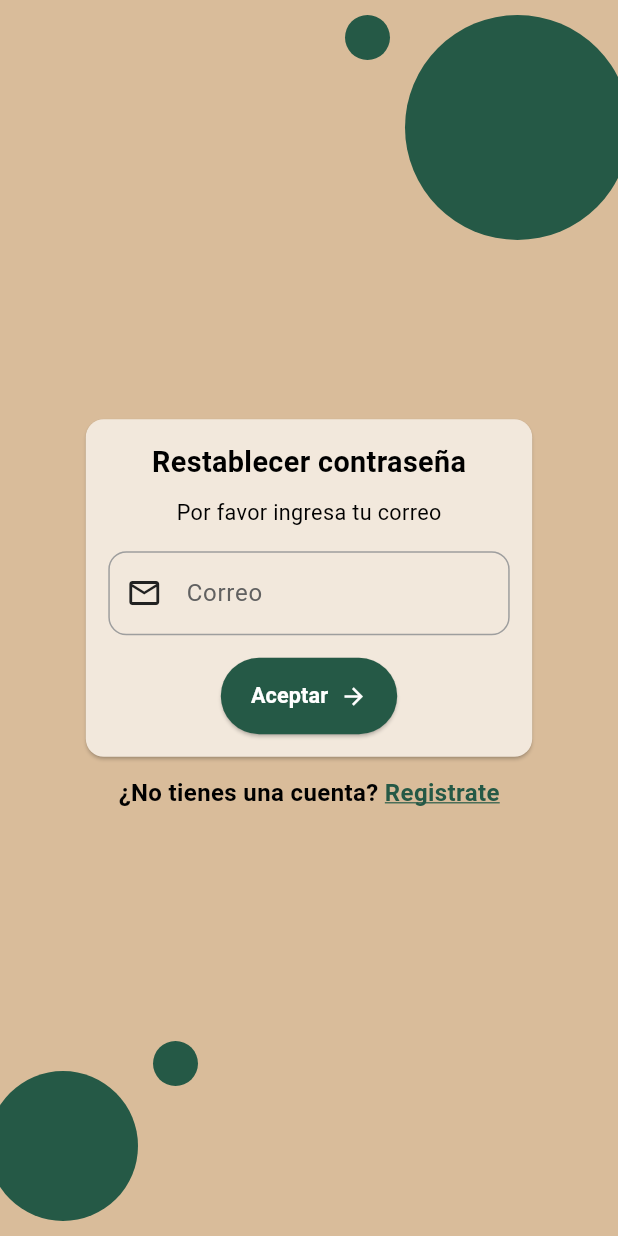
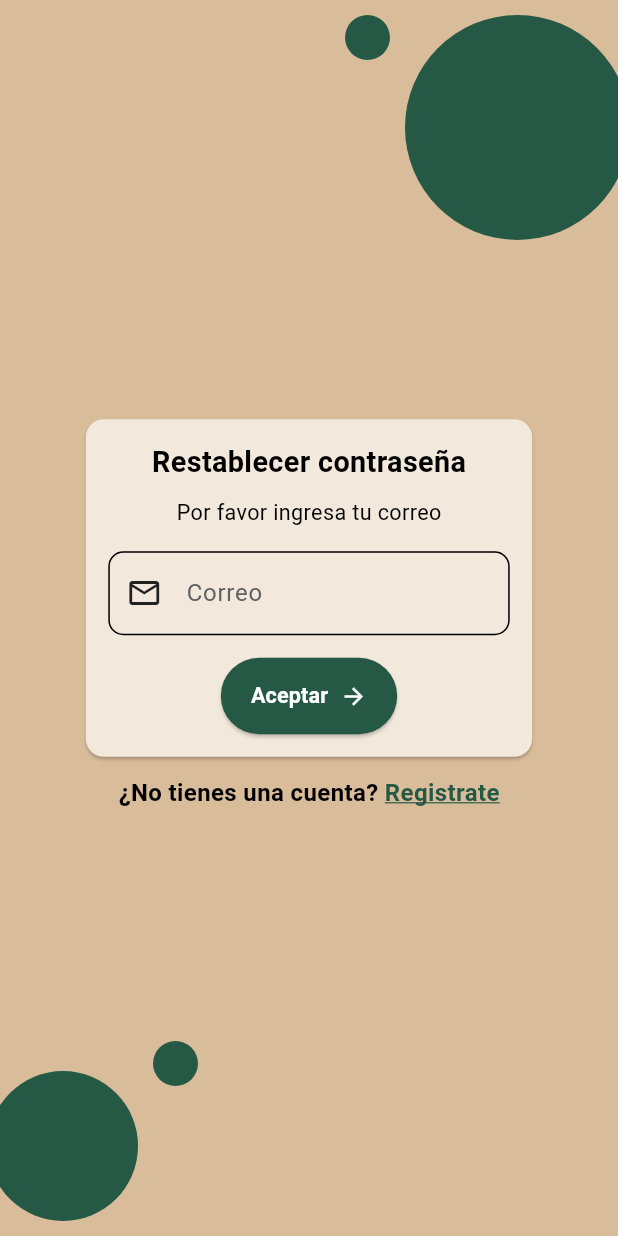
Before and after one commit to F-AntonioRC/AppFirebaseFlutterDemo, a Flutter app: the screen it shows after launch, after a tap on "Olvide mi contraseña", on a phone screen of 412 x 824 dp. Run offline on Flutter 3.47's test engine with Material 3 defaults, Android fonts, the light colour scheme and no system bars; our stand-ins replace bloc, cloud_firestore, equatable, firebase_auth, firebase_core, fl_chart and 2 more; missing offline and left inert: passwordfield; accounts and stored records are empty.

Commit message:
changes of UI - Mejora en la organización de paquetes del proyecto

```diff
--- a/lib/components/my_textfileld.dart
+++ b/lib/components/my_textfileld.dart
@@ -29,9 +29,9 @@ class MyTextfileld extends StatelessWidget {
           prefixIcon: icon,
           prefixIconColor: Colors.grey.shade900,
           enabledBorder: OutlineInputBorder(
-              borderSide: BorderSide(color: Colors.grey.shade500), borderRadius: BorderRadius.circular(12.0)),
+              borderRadius: BorderRadius.circular(10.0)),
           focusedBorder: OutlineInputBorder(
-              borderSide: BorderSide(color: Colors.grey.shade900), borderRadius: BorderRadius.circular(12.0))),
+              borderRadius: BorderRadius.circular(10.0))),
     );
   }
 }
--- a/lib/pages/configuration.dart
+++ b/lib/pages/configuration.dart
@@ -1,7 +1,6 @@
 import 'package:flutter/material.dart';
-import 'package:testwithfirebase/components/card_colors.dart';
-import 'package:testwithfirebase/components/theme_color.dart';
-import 'package:testwithfirebase/dataConst/constand.dart';
+import 'package:testwithfirebase/pages/card_colors.dart';
+import 'package:testwithfirebase/pages/theme_color.dart';
 
 class Configuration extends StatefulWidget {
   const Configuration({super.key});
--- a/lib/pages/home_page.dart
+++ b/lib/pages/home_page.dart
@@ -4,8 +4,7 @@ import 'package:flutter_bloc/flutter_bloc.dart';
 import 'package:testwithfirebase/auth/auth_service.dart';
 import 'package:testwithfirebase/bloc/drawer_bloc.dart';
 import 'package:testwithfirebase/bloc/drawer_state.dart';
-import 'package:testwithfirebase/components/drawer_widget.dart';
-import 'package:testwithfirebase/dataConst/constand.dart';
+import 'package:testwithfirebase/drawer/drawer_widget.dart';
 import 'package:testwithfirebase/pages/cerrar_sesion.dart';
 import 'package:testwithfirebase/pages/configuration.dart';
 import 'package:testwithfirebase/pages/dashboard_main.dart';
--- a/lib/pages/send_email.dart
+++ b/lib/pages/send_email.dart
@@ -1,5 +1,5 @@
 import 'package:flutter/material.dart';
-import 'package:testwithfirebase/components/card_preview.dart';
+import 'package:testwithfirebase/pages/card_preview.dart';
 import 'package:testwithfirebase/components/firebase_dropdown.dart';
 import 'package:testwithfirebase/components/my_button.dart';
 import 'package:testwithfirebase/dataConst/constand.dart';
--- a/lib/pages/table_employee.dart
+++ b/lib/pages/table_employee.dart
@@ -32,7 +32,7 @@ class _TableEmployeeState extends State<TableEmployee> {
   @override
   Widget build(BuildContext context) {
     return Container(
-      margin: const EdgeInsets.all(5.0),
+      margin: const EdgeInsets.all(10.0),
       child: Card(
         child: Padding(padding: const EdgeInsets.all(10.0),
           child:
--- a/lib/providers/theme.dart
+++ b/lib/providers/theme.dart
@@ -14,6 +14,7 @@ class ThemeNotifier extends ChangeNotifier {
 
 final ThemeData darkTheme = ThemeData(
   brightness: Brightness.dark,
+  cardColor: dark,
   iconTheme: const IconThemeData(color: Colors.white),
   textTheme: const TextTheme(
     bodySmall: TextStyle(color: Colors.white),
@@ -22,7 +23,7 @@ final ThemeData darkTheme = ThemeData(
   ),
   scaffoldBackgroundColor: darkBackground,
   colorScheme: const ColorScheme.dark(
-    primary: darkBackground,
+    primary: ligth,
     surface: dark,
     secondary: dark
   ),
@@ -36,11 +37,23 @@ final ThemeData darkTheme = ThemeData(
 
 final ThemeData lightTheme = ThemeData(
   brightness: Brightness.light,
+  canvasColor: dark,
   iconTheme: const IconThemeData(color: Colors.black),
+  focusColor: dark,
   cardColor: ligth,
   scaffoldBackgroundColor: ligthBackground,
   colorScheme: const ColorScheme.light(
-      surface: ligth, primary: ligth),
+      surface: ligth,
+      primary: darkBackground,
+      onPrimary: dark,
+      onSecondary: dark,
+      tertiary: dark
+  ),
+  textTheme: const TextTheme(
+      bodySmall: TextStyle(color: Colors.black),
+      bodyLarge: TextStyle(color: Colors.black),
+      bodyMedium: TextStyle(color: Colors.black)
+  ),
   appBarTheme: const AppBarTheme(
       backgroundColor: ligth
   ),
```
Also changed, not shown: lib/pages/theme_color.dart (renamed from lib/components/theme_color.dart, +3 -4 lines), lib/service/methods.dart (added, +16 -0 lines), lib/userNormal/blockNormal/drawer_block_normal.dart (added, +15 -0 lines), lib/userNormal/blockNormal/drawer_event_normal.dart (added, +17 -0 lines), lib/userNormal/blockNormal/drawer_state_normal.dart (added, +19 -0 lines), lib/drawer/drawer_widget.dart (renamed from lib/components/drawer_widget.dart), lib/pages/card_colors.dart (renamed from lib/components/card_colors.dart), lib/pages/card_preview.dart (renamed from lib/components/card_preview.dart).
